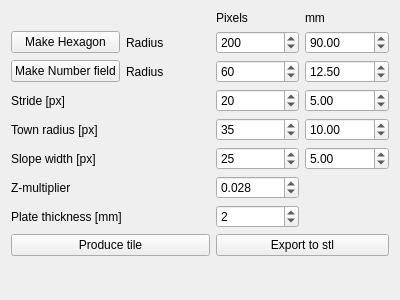
Old version of the form src/napari_boardgame_maker/tile_maker.ui in the repository jo-mueller/napari-boardgame-maker.
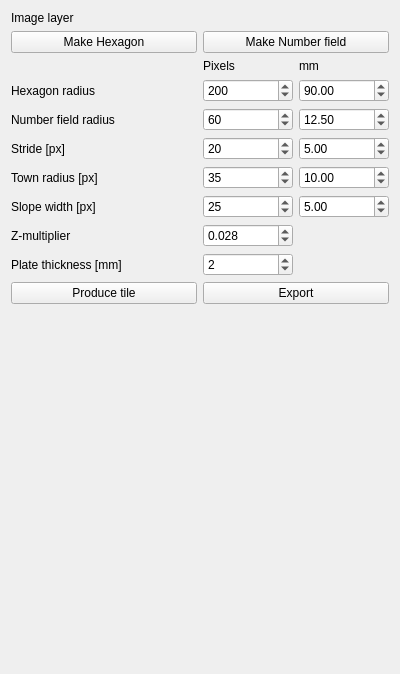
New version of the form.

Commit message: added image layer select at top

Patch:
```diff
--- a/src/napari_boardgame_maker/tile_maker.ui
+++ b/src/napari_boardgame_maker/tile_maker.ui
@@ -7,14 +7,42 @@
     <x>0</x>
     <y>0</y>
     <width>400</width>
-    <height>300</height>
+    <height>674</height>
    </rect>
   </property>
   <property name="windowTitle">
    <string>Form</string>
   </property>
   <layout class="QGridLayout" name="gridLayout">
-   <item row="1" column="2">
+   <item row="0" column="0" colspan="2">
+    <widget class="QLabel" name="label_8">
+     <property name="text">
+      <string>Image layer</string>
+     </property>
+    </widget>
+   </item>
+   <item row="2" column="2">
+    <widget class="QLabel" name="label_3">
+     <property name="text">
+      <string>Pixels</string>
+     </property>
+    </widget>
+   </item>
+   <item row="2" column="3">
+    <widget class="QLabel" name="label_7">
+     <property name="text">
+      <string>mm</string>
+     </property>
+    </widget>
+   </item>
+   <item row="3" column="0" colspan="2">
+    <widget class="QLabel" name="label">
+     <property name="text">
+      <string>Hexagon radius</string>
+     </property>
+    </widget>
+   </item>
+   <item row="3" column="2">
     <widget class="QSpinBox" name="spinBox_hexagon_radius">
      <property name="minimum">
       <number>50</number>
@@ -27,50 +55,7 @@
      </property>
     </widget>
    </item>
-   <item row="6" column="2">
-    <widget class="QDoubleSpinBox" name="doubleSpinBox_z_multiplier">
-     <property name="decimals">
-      <number>3</number>
-     </property>
-     <property name="maximum">
-      <double>10.000000000000000</double>
-     </property>
-     <property name="singleStep">
-      <double>0.010000000000000</double>
-     </property>
-     <property name="value">
-      <double>0.028000000000000</double>
-     </property>
-    </widget>
-   </item>
    <item row="3" column="3">
-    <widget class="QDoubleSpinBox" name="spinBox_stride_mm">
-     <property name="minimum">
-      <double>0.010000000000000</double>
-     </property>
-     <property name="value">
-      <double>5.000000000000000</double>
-     </property>
-    </widget>
-   </item>
-   <item row="3" column="2">
-    <widget class="QSpinBox" name="spinBox_stride">
-     <property name="value">
-      <number>20</number>
-     </property>
-    </widget>
-   </item>
-   <item row="2" column="2">
-    <widget class="QSpinBox" name="spinBox_number_field_radius">
-     <property name="maximum">
-      <number>1000</number>
-     </property>
-     <property name="value">
-      <number>60</number>
-     </property>
-    </widget>
-   </item>
-   <item row="1" column="3">
     <widget class="QDoubleSpinBox" name="doubleSpinBox_final_size_mm">
      <property name="maximum">
       <double>400.000000000000000</double>
@@ -80,49 +65,155 @@
      </property>
     </widget>
    </item>
+   <item row="4" column="0" colspan="2">
+    <widget class="QLabel" name="label_number_field_radius">
+     <property name="text">
+      <string>Number field radius</string>
+     </property>
+    </widget>
+   </item>
    <item row="4" column="2">
+    <widget class="QSpinBox" name="spinBox_number_field_radius">
+     <property name="maximum">
+      <number>1000</number>
+     </property>
+     <property name="value">
+      <number>60</number>
+     </property>
+    </widget>
+   </item>
+   <item row="4" column="3">
+    <widget class="QDoubleSpinBox" name="spinBox_number_field_radius_mm">
+     <property name="maximum">
+      <double>400.000000000000000</double>
+     </property>
+     <property name="value">
+      <double>12.500000000000000</double>
+     </property>
+    </widget>
+   </item>
+   <item row="5" column="0">
+    <widget class="QLabel" name="label_2">
+     <property name="text">
+      <string>Stride [px]</string>
+     </property>
+    </widget>
+   </item>
+   <item row="5" column="2">
+    <widget class="QSpinBox" name="spinBox_stride">
+     <property name="value">
+      <number>20</number>
+     </property>
+    </widget>
+   </item>
+   <item row="5" column="3">
+    <widget class="QDoubleSpinBox" name="spinBox_stride_mm">
+     <property name="minimum">
+      <double>0.010000000000000</double>
+     </property>
+     <property name="value">
+      <double>5.000000000000000</double>
+     </property>
+    </widget>
+   </item>
+   <item row="6" column="0" colspan="2">
+    <widget class="QLabel" name="label_town_radius">
+     <property name="text">
+      <string>Town radius [px]</string>
+     </property>
+    </widget>
+   </item>
+   <item row="6" column="2">
     <widget class="QSpinBox" name="spinBox_townradius">
      <property name="value">
       <number>35</number>
      </property>
     </widget>
    </item>
-   <item row="1" column="1">
-    <widget class="QLabel" name="label">
-     <property name="text">
-      <string>Radius</string>
+   <item row="6" column="3">
+    <widget class="QDoubleSpinBox" name="spinBox_townradius_mm">
+     <property name="value">
+      <double>10.000000000000000</double>
      </property>
     </widget>
    </item>
-   <item row="2" column="0">
-    <widget class="QPushButton" name="pushButton_create_number_field">
+   <item row="7" column="0" colspan="2">
+    <widget class="QLabel" name="label_4">
      <property name="text">
-      <string>Make Number field</string>
+      <string>Slope width [px]</string>
      </property>
     </widget>
    </item>
-   <item row="2" column="1">
-    <widget class="QLabel" name="label_number_field_radius">
-     <property name="text">
-      <string>Radius</string>
-     </property>
-    </widget>
-   </item>
-   <item row="5" column="2">
+   <item row="7" column="2">
     <widget class="QSpinBox" name="spinBox_slope_width">
      <property name="value">
       <number>25</number>
      </property>
     </widget>
    </item>
-   <item row="7" column="0" colspan="2">
+   <item row="7" column="3">
+    <widget class="QDoubleSpinBox" name="spinBox_slope_width_mm">
+     <property name="value">
+      <double>5.000000000000000</double>
+     </property>
+    </widget>
+   </item>
+   <item row="8" column="0">
+    <widget class="QLabel" name="label_5">
+     <property name="text">
+      <string>Z-multiplier</string>
+     </property>
+    </widget>
+   </item>
+   <item row="8" column="2">
+    <widget class="QDoubleSpinBox" name="doubleSpinBox_z_multiplier">
+     <property name="decimals">
+      <number>3</number>
+     </property>
+     <property name="maximum">
+      <double>10.000000000000000</double>
+     </property>
+     <property name="singleStep">
+      <double>0.010000000000000</double>
+     </property>
+     <property name="value">
+      <double>0.028000000000000</double>
+     </property>
+    </widget>
+   </item>
+   <item row="9" column="0" colspan="2">
     <widget class="QLabel" name="label_6">
      <property name="text">
       <string>Plate thickness [mm]</string>
      </property>
     </widget>
    </item>
+   <item row="9" column="2">
+    <widget class="QSpinBox" name="spinBox_height_offset">
+     <property name="value">
+      <number>2</number>
+     </property>
+    </widget>
+   </item>
    <item row="10" column="0" colspan="4">
+    <layout class="QHBoxLayout" name="horizontalLayout_2">
+     <item>
+      <widget class="QPushButton" name="pushButton_run">
+       <property name="text">
+        <string>Produce tile</string>
+       </property>
+      </widget>
+     </item>
+     <item>
+      <widget class="QPushButton" name="pushButton_export">
+       <property name="text">
+        <string>Export</string>
+       </property>
+      </widget>
+     </item>
+    </layout>
+   </item>
+   <item row="11" column="1">
     <spacer name="verticalSpacer">
      <property name="orientation">
       <enum>Qt::Vertical</enum>
@@ -135,99 +226,23 @@
      </property>
     </spacer>
    </item>
-   <item row="5" column="3">
-    <widget class="QDoubleSpinBox" name="spinBox_slope_width_mm">
-     <property name="value">
-      <double>5.000000000000000</double>
-     </property>
-    </widget>
-   </item>
-   <item row="5" column="0" colspan="2">
-    <widget class="QLabel" name="label_4">
-     <property name="text">
-      <string>Slope width [px]</string>
-     </property>
-    </widget>
-   </item>
-   <item row="4" column="3">
-    <widget class="QDoubleSpinBox" name="spinBox_townradius_mm">
-     <property name="value">
-      <double>10.000000000000000</double>
-     </property>
-    </widget>
-   </item>
-   <item row="0" column="3">
-    <widget class="QLabel" name="label_7">
-     <property name="text">
-      <string>mm</string>
-     </property>
-    </widget>
-   </item>
-   <item row="2" column="3">
-    <widget class="QDoubleSpinBox" name="spinBox_number_field_radius_mm">
-     <property name="maximum">
-      <double>400.000000000000000</double>
-     </property>
-     <property name="value">
-      <double>12.500000000000000</double>
-     </property>
-    </widget>
-   </item>
-   <item row="3" column="0" colspan="2">
-    <widget class="QLabel" name="label_2">
-     <property name="text">
-      <string>Stride [px]</string>
-     </property>
-    </widget>
-   </item>
-   <item row="0" column="2">
-    <widget class="QLabel" name="label_3">
-     <property name="text">
-      <string>Pixels</string>
-     </property>
-    </widget>
-   </item>
-   <item row="1" column="0">
-    <widget class="QPushButton" name="pushButton_make_outline">
-     <property name="text">
-      <string>Make Hexagon</string>
-     </property>
-    </widget>
-   </item>
-   <item row="6" column="0" colspan="2">
-    <widget class="QLabel" name="label_5">
-     <property name="text">
-      <string>Z-multiplier</string>
-     </property>
-    </widget>
-   </item>
-   <item row="4" column="0" colspan="2">
-    <widget class="QLabel" name="label_town_radius">
-     <property name="text">
-      <string>Town radius [px]</string>
-     </property>
-    </widget>
-   </item>
-   <item row="7" column="2">
-    <widget class="QSpinBox" name="spinBox_height_offset">
-     <property name="value">
-      <number>2</number>
-     </property>
-    </widget>
-   </item>
-   <item row="8" column="0" colspan="2">
-    <widget class="QPushButton" name="pushButton_run">
-     <property name="text">
-      <string>Produce tile</string>
-     </property>
-    </widget>
-   </item>
-   <item row="8" column="2" colspan="2">
-    <widget class="QPushButton" name="pushButton_export">
-     <property name="text">
-      <string>Export to stl</string>
-     </property>
-    </widget>
+   <item row="1" column="0" colspan="4">
+    <layout class="QHBoxLayout" name="horizontalLayout">
+     <item>
+      <widget class="QPushButton" name="pushButton_make_outline">
+       <property name="text">
+        <string>Make Hexagon</string>
+       </property>
+      </widget>
+     </item>
+     <item>
+      <widget class="QPushButton" name="pushButton_create_number_field">
+       <property name="text">
+        <string>Make Number field</string>
+       </property>
+      </widget>
+     </item>
+    </layout>
    </item>
   </layout>
  </widget>
```
The commit also changes 1 other file.
